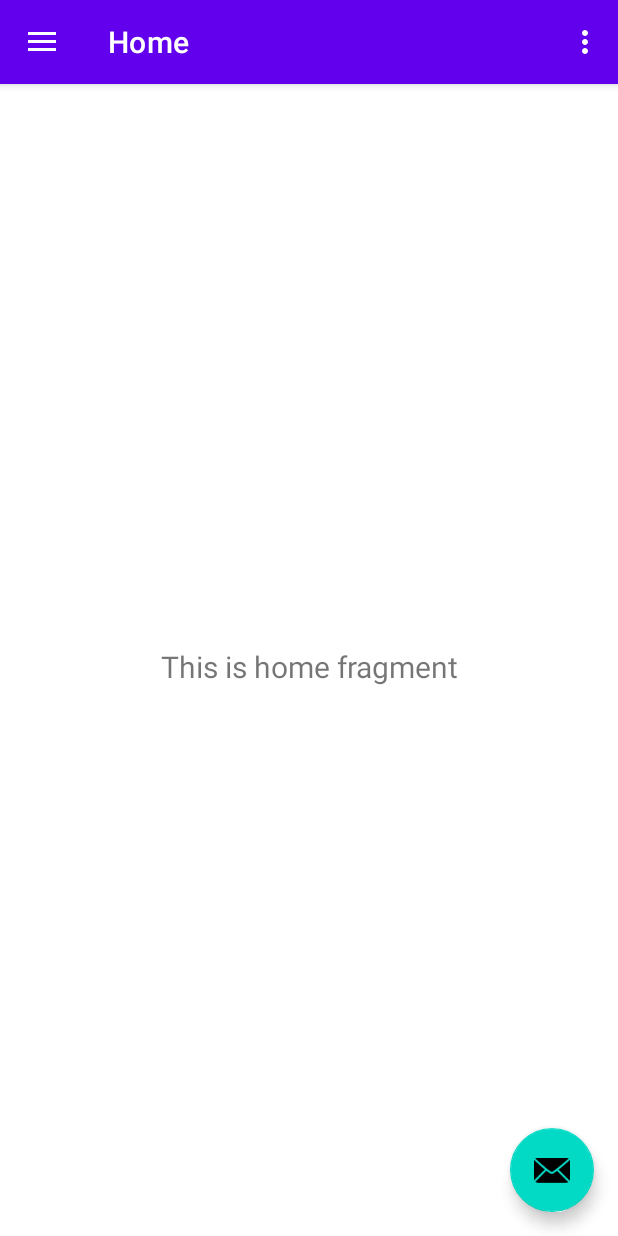
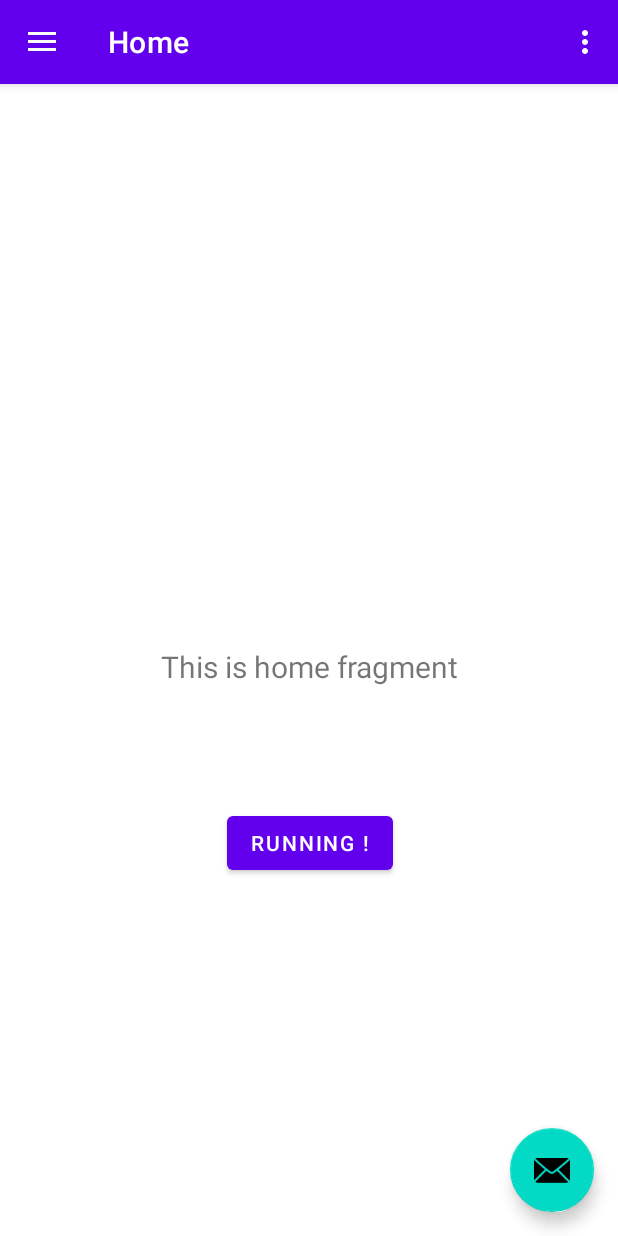
Before and after one commit to MasterPlexus/SelfStore, an Android app: the screen it shows after launch (MainActivity), on a phone screen of 412 x 824 dp. Run offline under Robolectric (Android 15) with nearby library versions, the phone set to English and light mode, and no system bars; our stand-ins replace navigation-ui.

Commit message:
start quoeing

```diff
--- a/app/src/main/java/com/masterplexus/selfstore/ui/DownloadFileFromURL.java
+++ b/app/src/main/java/com/masterplexus/selfstore/ui/DownloadFileFromURL.java
@@ -1,9 +1,6 @@
 package com.masterplexus.selfstore.ui;
 
 import static android.os.Build.VERSION.SDK_INT;
-
-import static androidx.core.app.ActivityCompat.requestPermissions;
-import static androidx.core.app.ActivityCompat.shouldShowRequestPermissionRationale;
 
 import android.Manifest;
 
--- a/app/src/main/res/layout/fragment_home.xml
+++ b/app/src/main/res/layout/fragment_home.xml
@@ -19,4 +19,30 @@
         app:layout_constraintEnd_toEndOf="parent"
         app:layout_constraintStart_toStartOf="parent"
         app:layout_constraintTop_toTopOf="parent" />
+
+    <Button
+        android:id="@+id/showRunner"
+        android:layout_width="wrap_content"
+        android:layout_height="wrap_content"
+        android:layout_marginStart="150dp"
+        android:layout_marginTop="80dp"
+        android:layout_marginEnd="150dp"
+        android:layout_marginBottom="229dp"
+        android:text="running !"
+        app:layout_constraintBottom_toBottomOf="parent"
+        app:layout_constraintEnd_toEndOf="parent"
+        app:layout_constraintHorizontal_bias="1.0"
+        app:layout_constraintStart_toStartOf="parent"
+        app:layout_constraintTop_toBottomOf="@+id/text_home"
+        app:layout_constraintVertical_bias="0.0" />
+
+    <TextView
+        android:id="@+id/text_buffer"
+        android:layout_width="wrap_content"
+        android:layout_height="wrap_content"
+        android:layout_marginStart="24dp"
+        android:layout_marginTop="13dp"
+        app:layout_constraintStart_toStartOf="parent"
+        app:layout_constraintTop_toTopOf="parent" />
+
 </androidx.constraintlayout.widget.ConstraintLayout>
```
Also changed, not shown: app/src/main/java/com/masterplexus/selfstore/ui/home/HomeFragment.java (+35 -0 lines).
